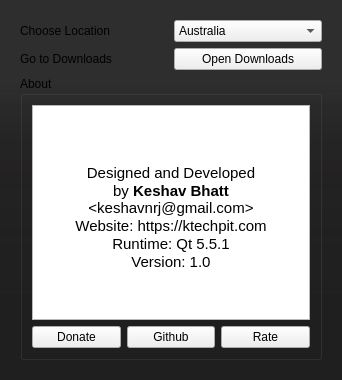
Old version of the form settings.ui in the repository keshavbhatt/BingWall.
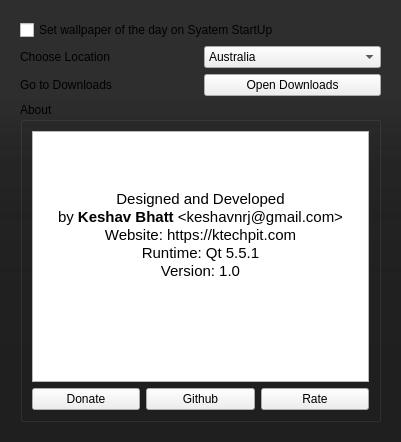
New version of the form. Icons and pictures are not drawn. Custom widgets are drawn as their Qt base class.

Commit message: updated setting widget

```diff
--- a/settings.ui
+++ b/settings.ui
@@ -6,8 +6,8 @@
    <rect>
     <x>0</x>
     <y>0</y>
-    <width>342</width>
-    <height>377</height>
+    <width>401</width>
+    <height>442</height>
    </rect>
   </property>
   <property name="windowTitle">
@@ -29,6 +29,13 @@
       <string notr="true"/>
      </property>
      <layout class="QVBoxLayout" name="verticalLayout">
+      <item>
+       <widget class="QCheckBox" name="startUp">
+        <property name="text">
+         <string>Set wallpaper of the day on Syatem StartUp</string>
+        </property>
+       </widget>
+      </item>
       <item>
        <layout class="QGridLayout" name="gridLayout">
         <item row="0" column="0">
```
